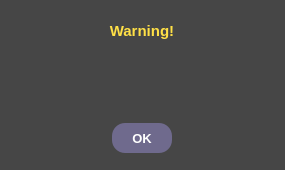
The window that PassKeeper/WarningMessage.ui (Badyusha/PassKeeper) describes before a commit, drawn with Qt 5.
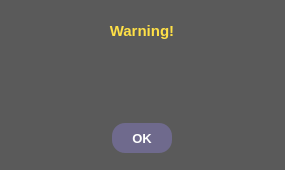
The same window after the commit. Icons and pictures are not drawn.

Diff of the .ui file:
```diff
--- a/PassKeeper/WarningMessage.ui
+++ b/PassKeeper/WarningMessage.ui
@@ -14,7 +14,7 @@
    <string>WarningMessage</string>
   </property>
   <property name="styleSheet">
-   <string notr="true">background-color: rgb(70, 70, 70);</string>
+   <string notr="true">background-color: rgb(90, 90, 90);</string>
   </property>
   <widget class="QWidget" name="centralWidget">
    <widget class="QPushButton" name="Close">
```
